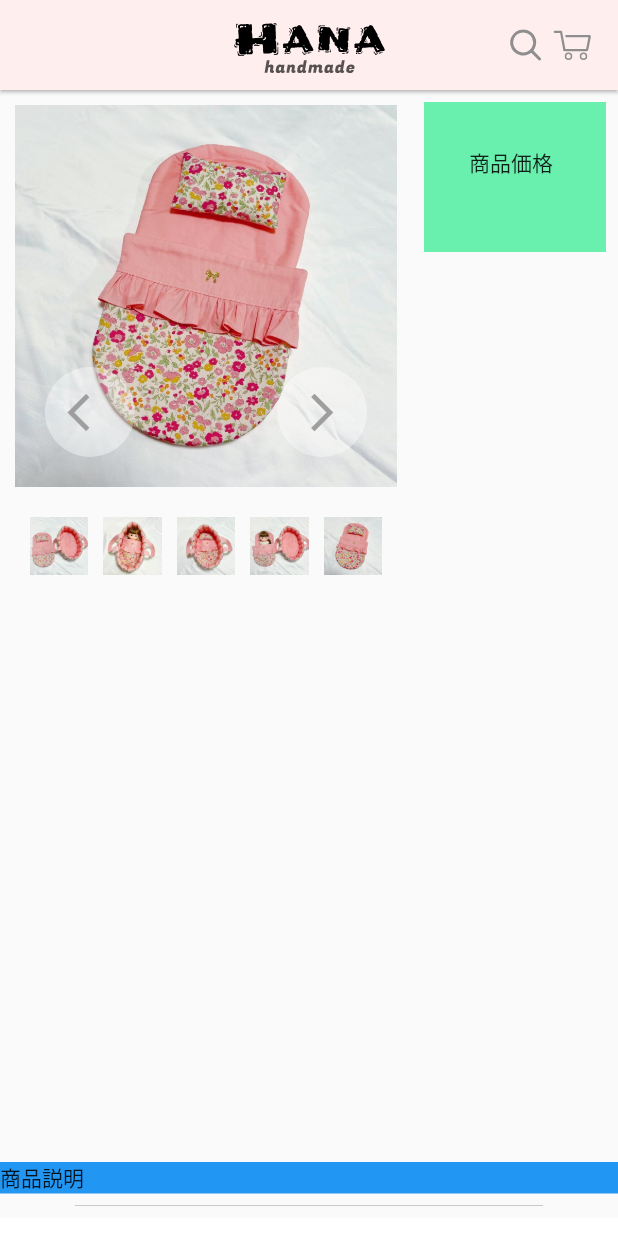
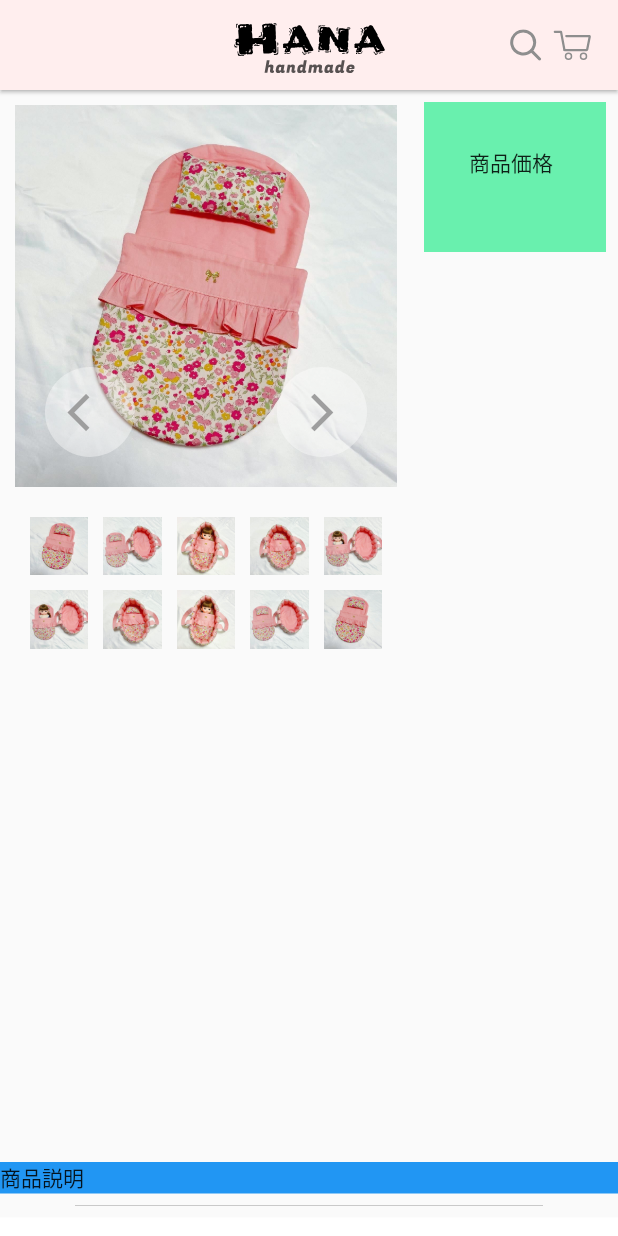
Before and after one commit to qiuyin/hana-handmade, a Flutter app: the ProductPage screen opened by its route, on a phone screen of 412 x 824 dp. Run offline on Flutter 3.47's test engine with Material 2 defaults, Android fonts, the phone set to English and light mode, and no system bars; our stand-ins replace carousel_slider, flutter_svg, font_awesome_flutter, routemaster, sentry_flutter.

Commit message:
'HANA-26詳細画像をタッチするとメイン画像になる'

```diff
--- a/lib/views/organisms/product_image.dart
+++ b/lib/views/organisms/product_image.dart
@@ -14,6 +14,11 @@ class _ProductImageState extends State<ProductImage> {
     'images/item/3.jpg',
     'images/item/4.jpg',
     'images/item/5.jpg',
+    'images/item/6.jpg',
+    'images/item/7.jpg',
+    'images/item/8.jpg',
+    'images/item/9.jpg',
+    'images/item/10.jpg',
   ];
 
   @override
@@ -86,7 +91,7 @@ class _ProductImageState extends State<ProductImage> {
                       imageIndex = index;
                     });
                   },
-                  child: Image.asset('images/item/${(index + 1) % 5 + 1}.jpg'),
+                  child: Image.asset(itemList2[index]),
                 );
               }),
             ),
```
Also changed, not shown: images/item/10.jpg (added), images/item/6.jpg (added), images/item/7.jpg (added), images/item/8.jpg (added), images/item/9.jpg (added).
